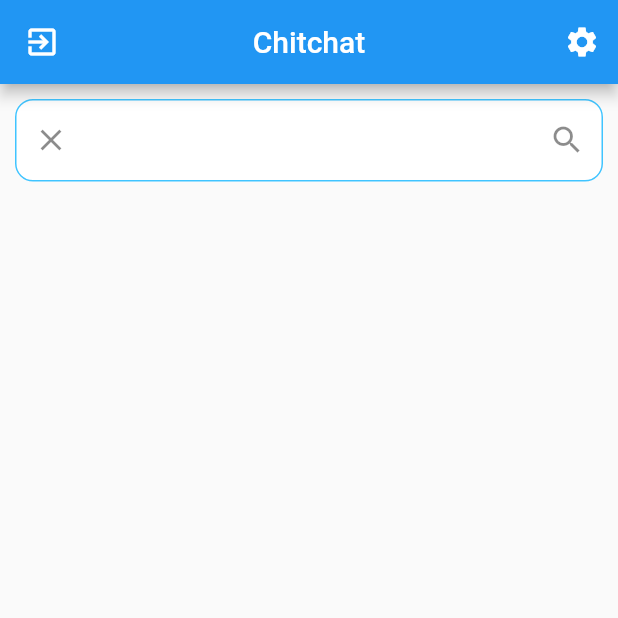
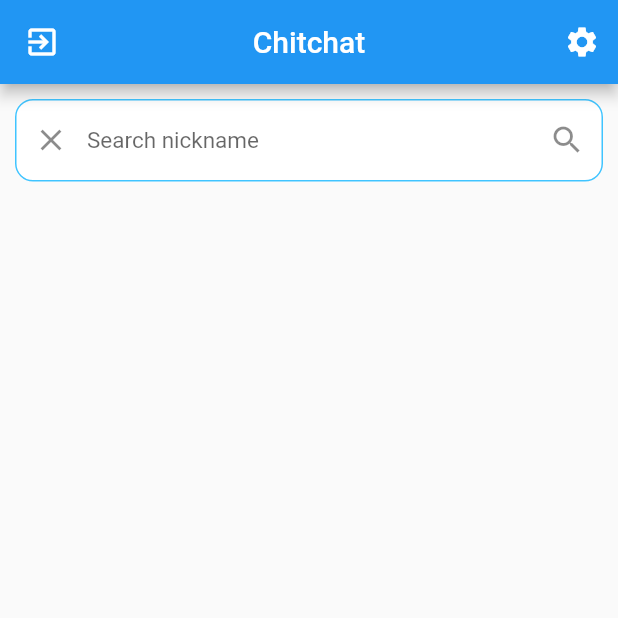
Before and after one commit to namelessto/chitchat, a Flutter app: the LobbyScreen screen opened by its route, on a phone screen of 412 x 824 dp, the top half of it. Run offline on Flutter 3.47's test engine with Material 2 defaults, Android fonts, the phone set to English and light mode, and no system bars; drawn by our look-alikes of modal_progress_hud_nsn; our stand-ins replace animated_text_kit, cloud_firestore, firebase_auth, firebase_core, firebase_messaging, firebase_storage and 3 more; missing offline and left inert: auto_direction, encrypt; accounts and stored records are empty.

```diff
--- a/lib/presentation/widgets/search_bar.dart
+++ b/lib/presentation/widgets/search_bar.dart
@@ -22,6 +22,7 @@ class _SearchBarState extends State<SearchBar> {
       autofocus: false,
       controller: _controller,
       decoration: textFieldDecoration.copyWith(
+        hintText: 'Search nickname',
         prefixIcon: IconButton(
           icon: Icon(Icons.clear),
           onPressed: () {
```
Also changed, not shown: lib/presentation/screens/search_result_screen.dart (+7 -1 lines).
